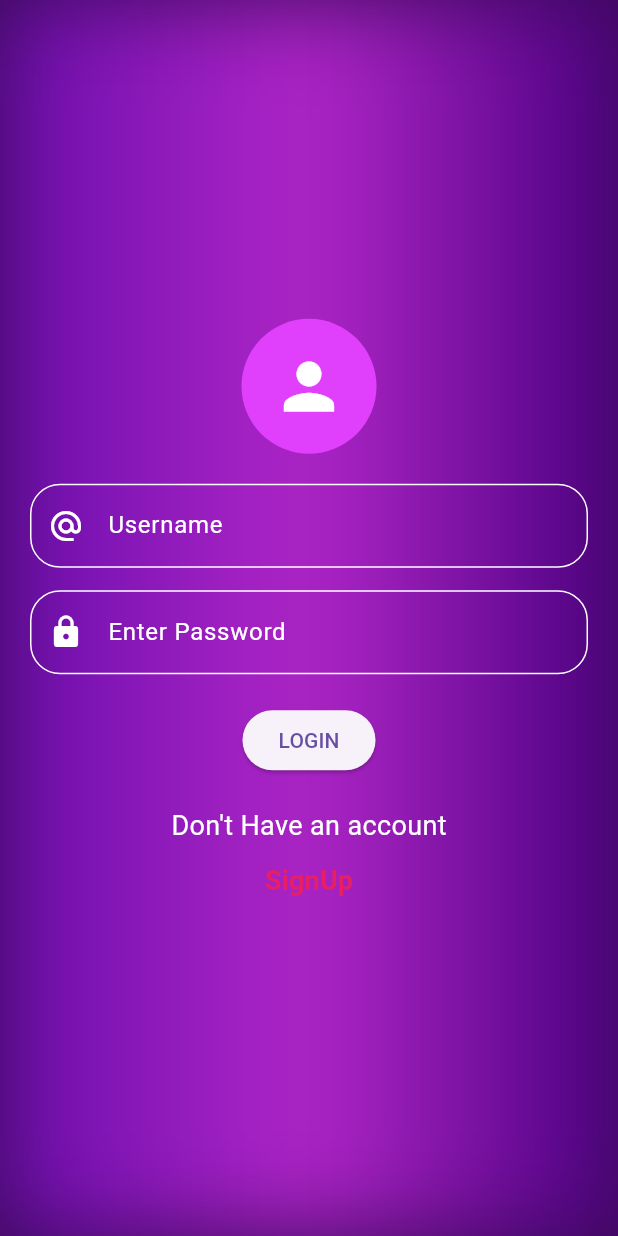
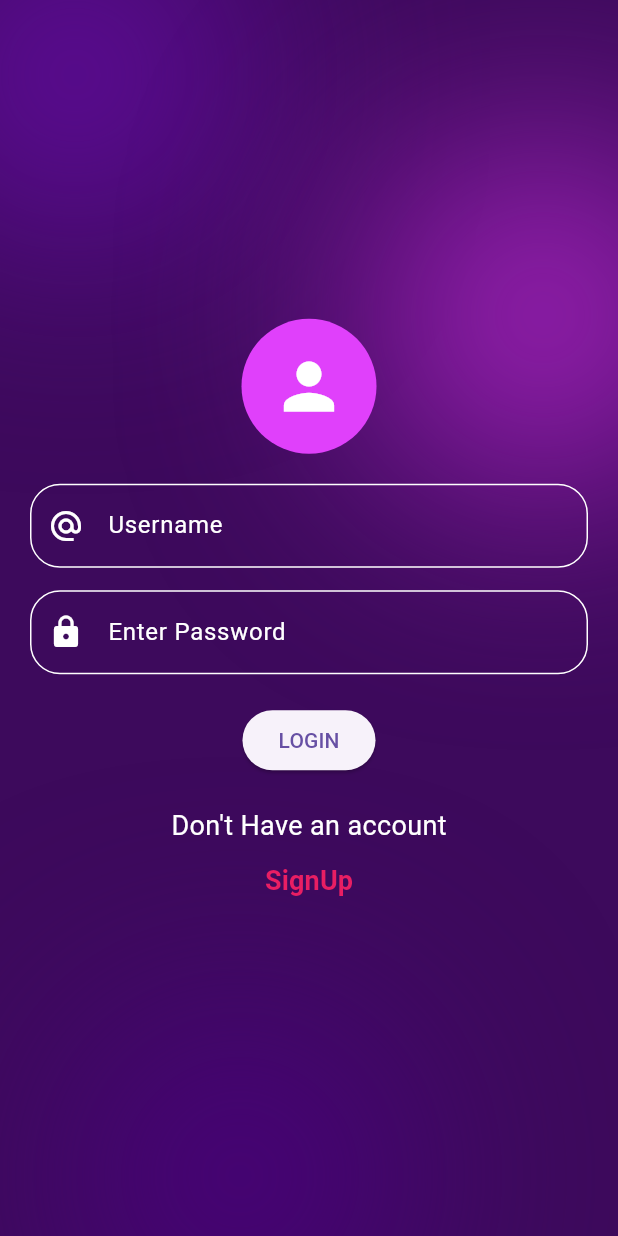
Before and after one commit to daniyalakhtar67/Miler, a Flutter app: the screen it shows after launch, on a phone screen of 412 x 824 dp. Run offline on Flutter 3.47's test engine with Material 3 defaults, Android fonts, the phone set to English and light mode, and no system bars; our stand-ins replace firebase_auth, firebase_core, fluttertoast, google_fonts; accounts and stored records are empty.

Commit message:
Updated Code

```diff
--- a/lib/ui/login.dart
+++ b/lib/ui/login.dart
@@ -53,6 +53,17 @@ class _LoginState extends State<Login> {
     });
   }
 
+  Widget _blob(Color color, double size) {
+    return ImageFiltered(
+      imageFilter: ImageFilter.blur(sigmaX: 80, sigmaY: 80),
+      child: Container(
+        width: size,
+        height: size,
+        decoration: BoxDecoration(color: color, shape: BoxShape.circle),
+      ),
+    );
+  }
+
   @override
   Widget build(BuildContext context) {
     return Scaffold(
@@ -60,22 +71,11 @@ class _LoginState extends State<Login> {
       body: Stack(
         children: [
           Positioned.fill(
-            child: ImageFiltered(
-              imageFilter: ImageFilter.blur(sigmaX: 30, sigmaY: 30),
-              child: Container(
-                decoration: BoxDecoration(
-                  gradient: LinearGradient(
-                    colors: [
-                      AppColors.new1,
-                      AppColors.new2,
-                      AppColors.new3,
-                    ],
-                  ),
-                ),
-              ),
-            ),
+            child: Container(color: AppColors.backgroundDark),
           ),
-
+          Positioned(top: -50, left: -50, child: _blob(AppColors.new1, 200)),
+          Positioned(top: 100, right: -60, child: _blob(AppColors.new2, 220)),
+          Positioned(bottom: -60, left: 60, child: _blob(AppColors.new3, 200)),
           Column(
             mainAxisAlignment: MainAxisAlignment.center,
             crossAxisAlignment: CrossAxisAlignment.center,
```
